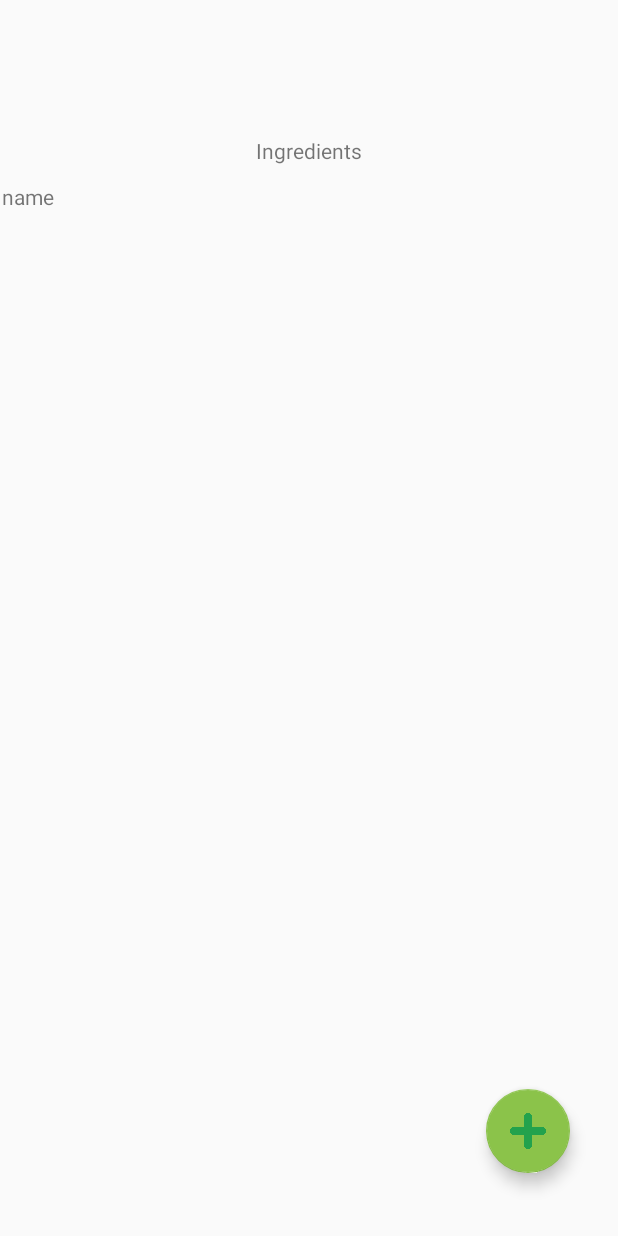
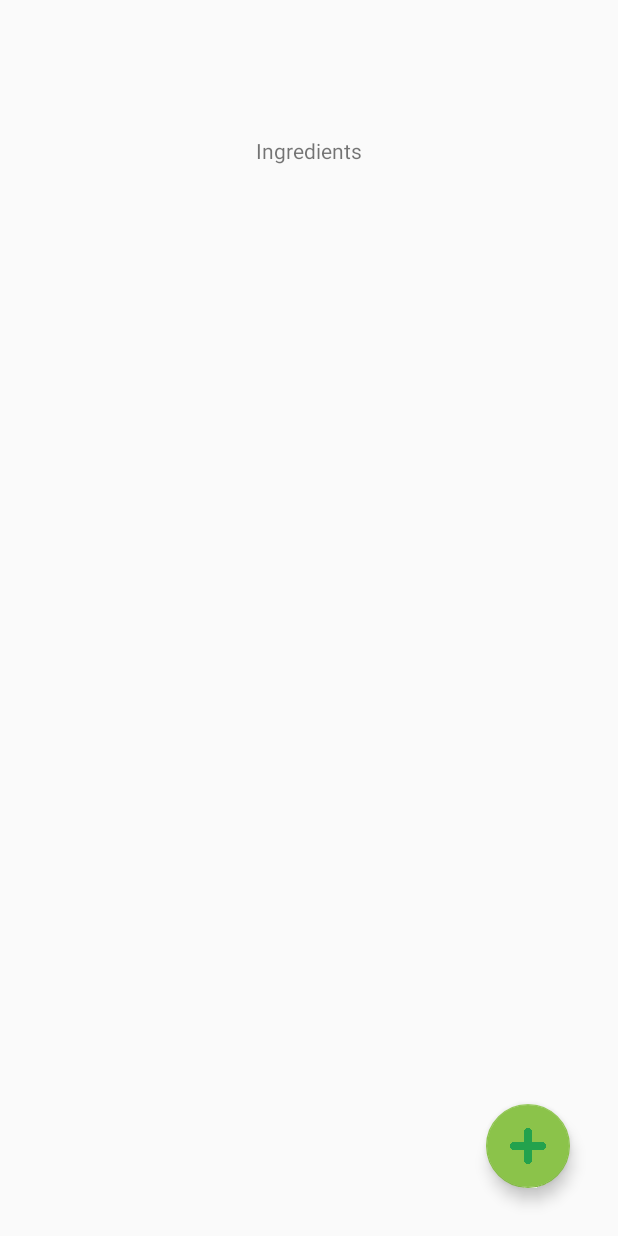
Before and after one commit to elleizar/fridgeful, an Android app: the layout activity_list.xml on its own in the app's theme, with its tools: preview values and no code run, on a phone screen of 412 x 824 dp. Run offline under Robolectric (Android 15) with nearby library versions, the phone set to English and light mode, and no system bars.

Commit message:
Changed MainActivity

```diff
--- a/app/src/main/java/com/example/fridge/IngredientActivity.java
+++ b/app/src/main/java/com/example/fridge/IngredientActivity.java
@@ -25,14 +25,16 @@ public class IngredientActivity extends AppCompatActivity {
         exp = (EditText) findViewById(R.id.exp);
         food = (Spinner) findViewById(R.id.food);
 //        fridge = new Fridge();
-//        fridge.addIngredient(name.toString(), food.toString(), Integer.parseInt(exp.toString()));
+//        MainActivity.f1.addIngredient(name.toString(), food.toString(), Integer.parseInt(exp.toString()));
+          MainActivity.f1.addIngredient(name.toString(), "B", 3);
+
     }
 
     public void onClick(View v) {
         switch (v.getId()) {
             case R.id.done: {
                 Intent intent = new Intent(this, ListActivity.class);
-                intent.putExtra("name", name.toString());
+//                intent.putExtra("name", name.toString());
                 startActivity(intent);
             }
         }
--- a/app/src/main/res/layout/activity_list.xml
+++ b/app/src/main/res/layout/activity_list.xml
@@ -22,7 +22,6 @@
         app:layout_constraintEnd_toEndOf="parent"
         app:layout_constraintHorizontal_bias="1.0"
         app:layout_constraintStart_toStartOf="parent"
-        app:layout_constraintTop_toBottomOf="@+id/listView"
         app:srcCompat="@drawable/add" />
 
     <TextView
@@ -41,20 +40,5 @@
         app:layout_constraintStart_toStartOf="parent"
         app:layout_constraintTop_toTopOf="parent" />
 
-    <TextView
-        android:id="@+id/listView"
-        android:layout_width="409dp"
-        android:layout_height="594dp"
-        android:layout_marginStart="1dp"
-        android:layout_marginLeft="1dp"
-        android:layout_marginTop="1dp"
-        android:layout_marginEnd="1dp"
-        android:layout_marginRight="1dp"
-        android:layout_marginBottom="1dp"
-        android:text="name"
-        app:layout_constraintBottom_toTopOf="@+id/add"
-        app:layout_constraintEnd_toEndOf="parent"
-        app:layout_constraintStart_toStartOf="parent"
-        app:layout_constraintTop_toBottomOf="@+id/textView3" />
 
 </androidx.constraintlayout.widget.ConstraintLayout>
```
Also changed, not shown: app/src/main/java/com/example/fridge/Fridge.java (+3 -7 lines), app/src/main/java/com/example/fridge/ListActivity.java (+15 -3 lines), app/src/main/java/com/example/fridge/MainActivity.java (+9 -12 lines), 5 other files.
